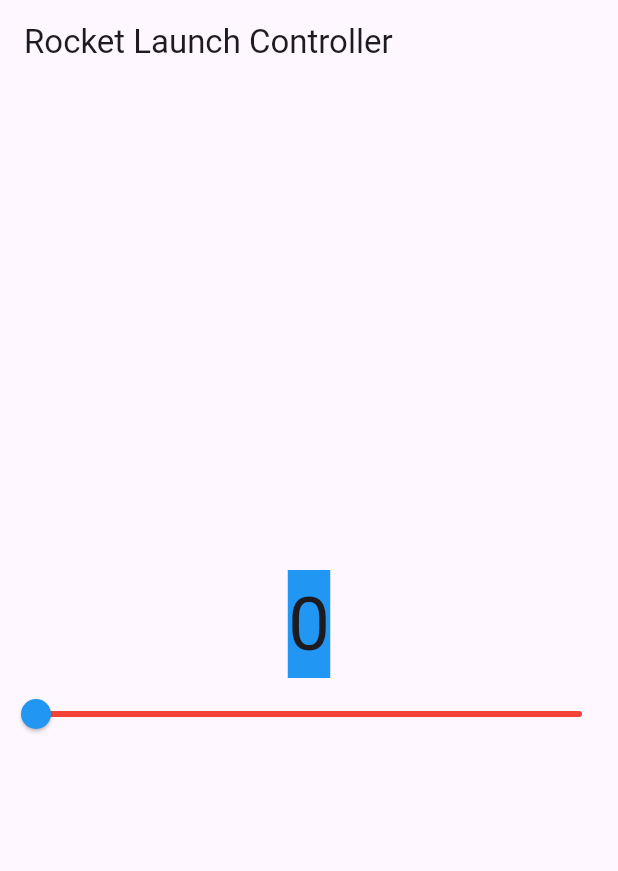
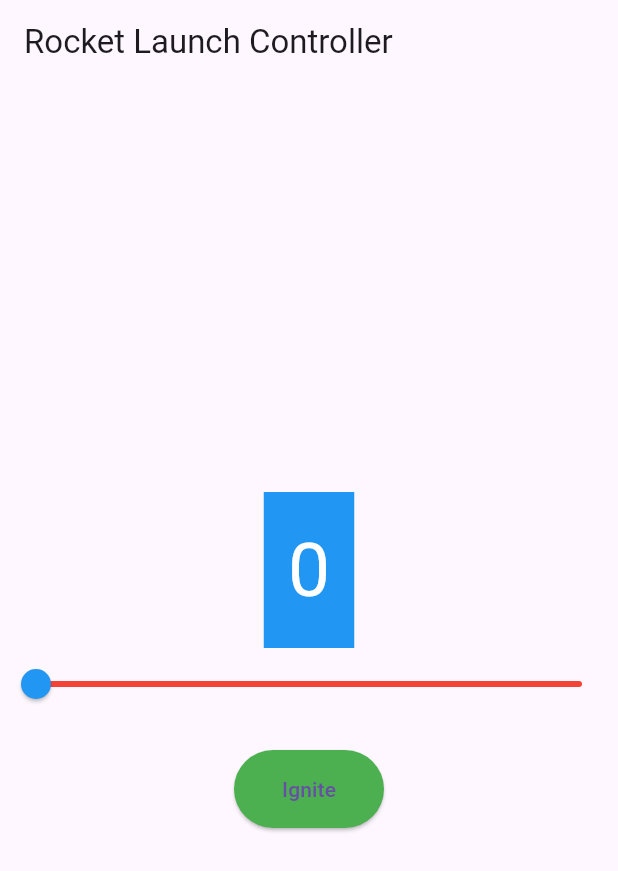
Before and after one commit to raifnjie/RocketLaunch_inclass6, a Flutter app: the screen it shows after launch, on a phone screen of 412 x 824 dp. Shown: the top 871 px of the screen. Run offline on Flutter 3.47's test engine with Material 3 defaults, Android fonts, the phone set to English and light mode, and no system bars.

Commit message:
Ignition button implemented and removed the debug banner

```diff
--- a/lib/main.dart
+++ b/lib/main.dart
@@ -9,6 +9,7 @@ class MyApp extends StatelessWidget {
   Widget build(BuildContext context) {
     return MaterialApp(
       title: 'Rocket Launch Controller',
+      debugShowCheckedModeBanner: false,
       theme: ThemeData(
         primarySwatch: Colors.blue,
       ),
@@ -38,9 +39,10 @@ class _CounterWidgetState extends State<CounterWidget> {
           Center(
             child: Container(
               color: Colors.blue,
+              padding: const EdgeInsets.all(16),
               child: Text(
                 '$_counter',
-                style: const TextStyle(fontSize: 50.0),
+                style: const TextStyle(fontSize: 50.0, color: Colors.white),
               ),
             ),
           ),
@@ -56,6 +58,22 @@ class _CounterWidgetState extends State<CounterWidget> {
             activeColor: Colors.blue,
             inactiveColor: Colors.red,
           ),
+          const SizedBox(height: 20),
+
+          ElevatedButton(
+            style: ElevatedButton.styleFrom(
+              backgroundColor: Colors.green,
+              padding: const EdgeInsets.symmetric(horizontal: 32, vertical: 16),
+            ),
+            onPressed: () {
+              setState(() {
+                if (_counter <100){
+                  _counter++;
+                }
+              });
+            },
+            child: const Text('Ignite'),
+          ),
         ],
       ),
     );
```
